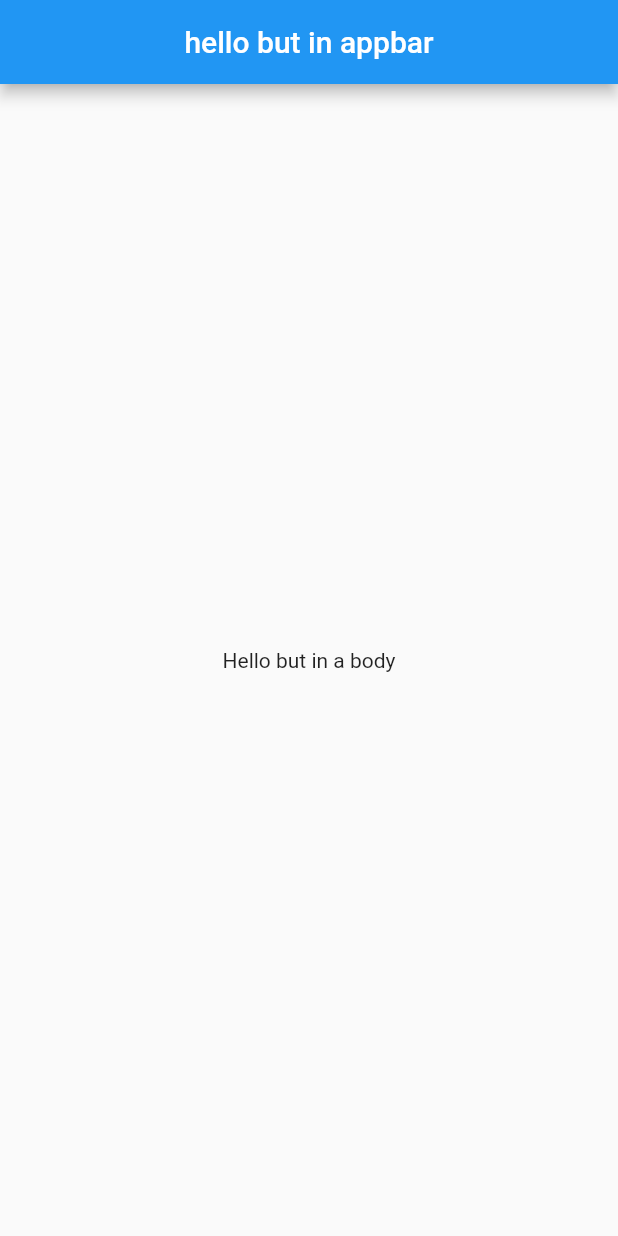
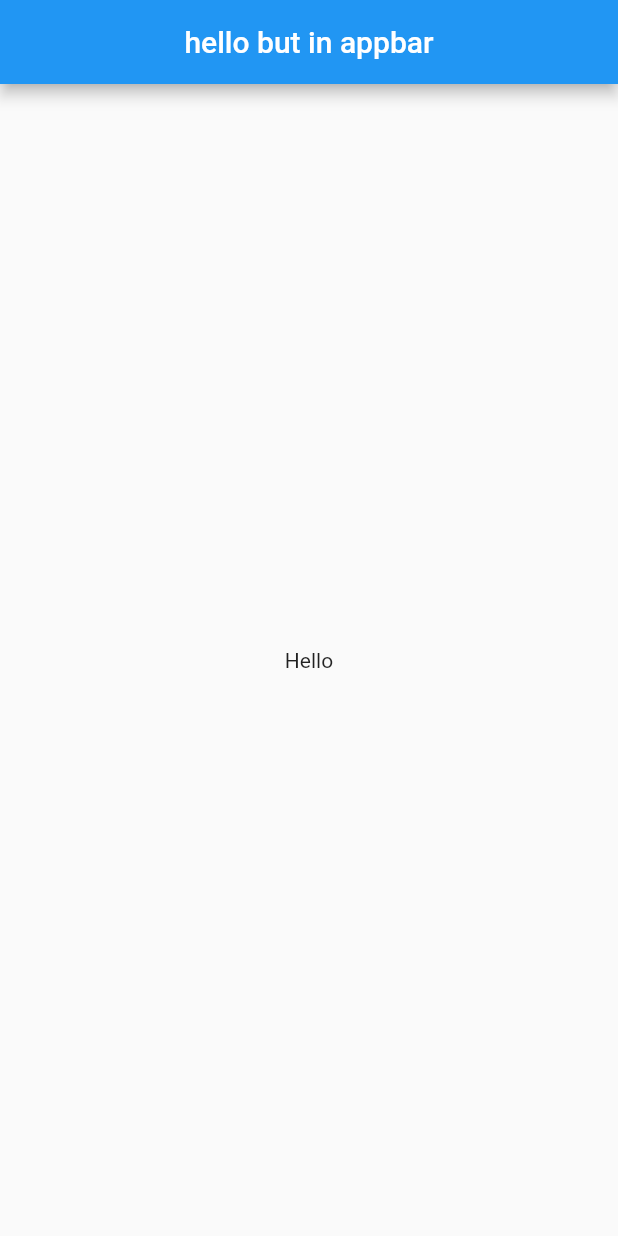
Before and after one commit to Aidan-Brickhill/test, a Flutter app: the screen it shows after launch, on a phone screen of 412 x 824 dp. Run offline on Flutter 3.47's test engine with Material 2 defaults, Android fonts, the phone set to English and light mode, and no system bars.

```diff
--- a/lib/main.dart
+++ b/lib/main.dart
@@ -10,7 +10,7 @@ void main() {
           ),
         ),
         body: const Center(
-          child: Text("Hello but in a body"),
+          child: Text("Hello"),
         ),
       ),
     ),
```
